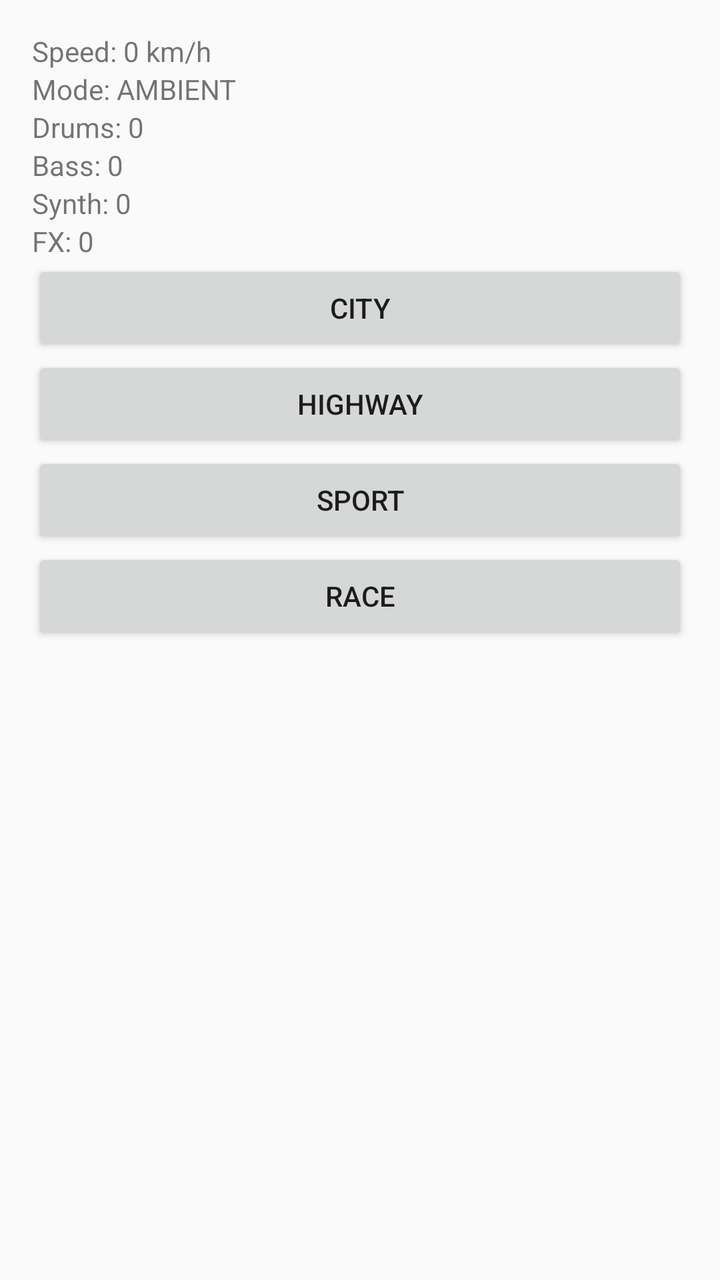
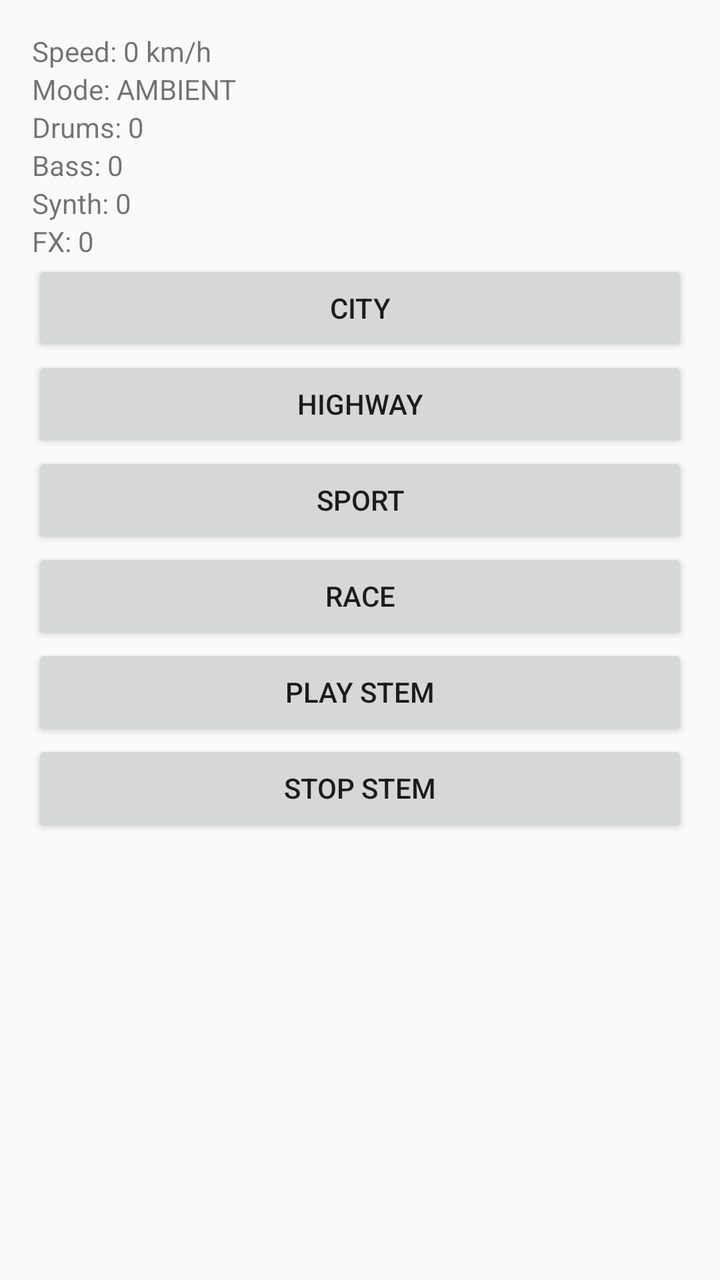

Two renders of the same Android screen: before a commit and after it. Below are the layout's source before the change and the commit's diff.
<!-- AndroidManifest.xml: application theme Theme.AppCompat.Light -->
<!-- res/layout/activity_main.xml -->
<?xml version="1.0" encoding="utf-8"?>
<LinearLayout
    xmlns:android="http://schemas.android.com/apk/res/android"
    android:layout_width="match_parent"
    android:layout_height="match_parent"
    android:orientation="vertical"
    android:padding="16dp">

    <TextView
        android:id="@+id/txtSpeed"
        android:layout_width="wrap_content"
        android:layout_height="wrap_content"
        android:text="Speed: 0 km/h"/>

    <TextView
        android:id="@+id/txtMode"
        android:layout_width="wrap_content"
        android:layout_height="wrap_content"
        android:text="Mode: AMBIENT"/>

    <TextView
        android:id="@+id/txtDrums"
        android:layout_width="wrap_content"
        android:layout_height="wrap_content"
        android:text="Drums: 0"/>

    <TextView
        android:id="@+id/txtBass"
        android:layout_width="wrap_content"
        android:layout_height="wrap_content"
        android:text="Bass: 0"/>

    <TextView
        android:id="@+id/txtSynth"
        android:layout_width="wrap_content"
        android:layout_height="wrap_content"
        android:text="Synth: 0"/>

    <TextView
        android:id="@+id/txtFx"
        android:layout_width="wrap_content"
        android:layout_height="wrap_content"
        android:text="FX: 0"/>

    <Button
        android:id="@+id/btnCity"
        android:layout_width="match_parent"
        android:layout_height="wrap_content"
        android:text="CITY"/>

    <Button
        android:id="@+id/btnHighway"
        android:layout_width="match_parent"
        android:layout_height="wrap_content"
        android:text="HIGHWAY"/>

    <Button
        android:id="@+id/btnSport"
        android:layout_width="match_parent"
        android:layout_height="wrap_content"
        android:text="SPORT"/>

    <Button
        android:id="@+id/btnRace"
        android:layout_width="match_parent"
        android:layout_height="wrap_content"
        android:text="RACE"/>

</LinearLayout>
<!-- resources referenced by this layout -->
<resources>

</resources>

<!-- the commit's change to res/layout/activity_main.xml (unified diff, before → after) -->
@@ -66,4 +66,16 @@
         android:layout_height="wrap_content"
         android:text="RACE"/>
 
+    <Button
+    android:id="@+id/btnPlay"
+    android:layout_width="match_parent"
+    android:layout_height="wrap_content"
+    android:text="PLAY STEM"/>
+
+    <Button
+    android:id="@+id/btnStop"
+    android:layout_width="match_parent"
+    android:layout_height="wrap_content"
+    android:text="STOP STEM"/>
+
 </LinearLayout>
